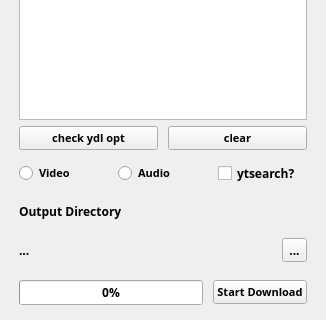
The window that ui/main_v2.ui (3636382e35/ytdlp-gui) describes before a commit, drawn with Qt 5; both pictures show x 0 to 326 and y 285 to 605 of the 326 by 605 pixel window.
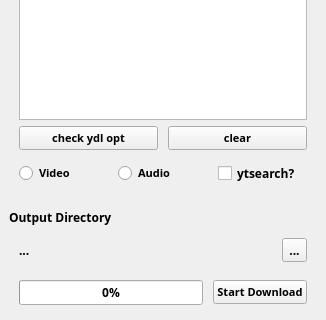
The same window after the commit.

What changed in the file:
```diff
--- a/ui/main_v2.ui
+++ b/ui/main_v2.ui
@@ -195,7 +195,7 @@
      </layout>
     </item>
     <item>
-     <layout class="QHBoxLayout" name="horizontalLayout_4" stretch="0">
+     <layout class="QHBoxLayout" name="horizontalLayout_4" stretch="">
       <property name="spacing">
        <number>10</number>
       </property>
@@ -211,6 +211,8 @@
       <property name="bottomMargin">
        <number>6</number>
       </property>
+     </layout>
+    </item>
       <item>
        <widget class="QLabel" name="label">
         <property name="lineWidth">
@@ -220,8 +222,6 @@
          <string>Output Directory</string>
         </property>
        </widget>
-      </item>
-     </layout>
     </item>
     <item>
      <layout class="QHBoxLayout" name="horizontalLayout_7">
```
Left out of the diff: 3 changed lines with no effect on the pictures. Lines whose indentation alone changed are shown as unchanged.
